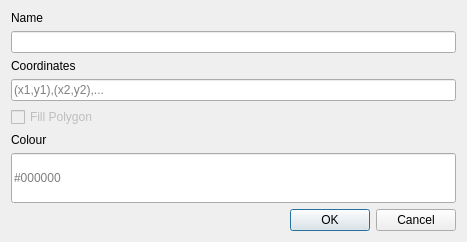
Above: ui/createObject.ui from An-dz/INE5420 before the change. Below: the same form after it.
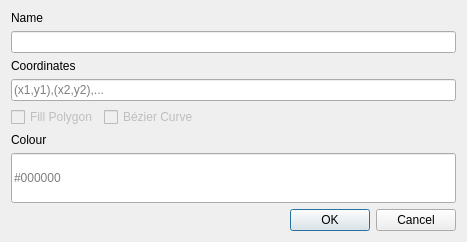
That is the form after the change.

Commit message: Add Bézier Curve as a new object type

What changed in the file:
```diff
--- a/ui/createObject.ui
+++ b/ui/createObject.ui
@@ -57,6 +57,8 @@
     </widget>
    </item>
    <item>
+    <layout class="QHBoxLayout" name="horizontalLayout_4" stretch="0,1">
+     <item>
     <widget class="QCheckBox" name="checkboxPolygon">
      <property name="enabled">
       <bool>false</bool>
@@ -67,6 +69,18 @@
     </widget>
    </item>
    <item>
+      <widget class="QCheckBox" name="checkBoxBezier">
+       <property name="enabled">
+        <bool>false</bool>
+       </property>
+       <property name="text">
+        <string>Bézier Curve</string>
+       </property>
+      </widget>
+     </item>
+    </layout>
+   </item>
+   <item>
     <widget class="QLabel" name="label_colour">
      <property name="text">
       <string>Colour</string>
```
Left out of the diff: 4 changed lines with no effect on the pictures. Lines whose indentation alone changed are shown as unchanged. The commit also changes 7 other files.
